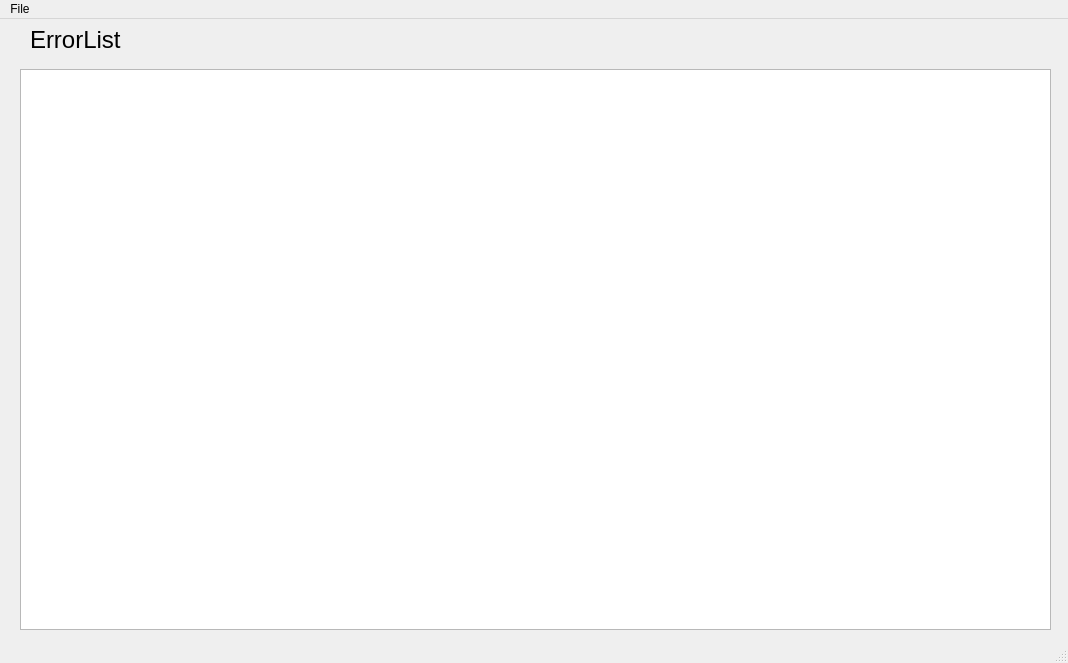
Before: the Qt Designer form appgui.ui in ErnestoLeon87/log_reader, drawn with Qt 5.
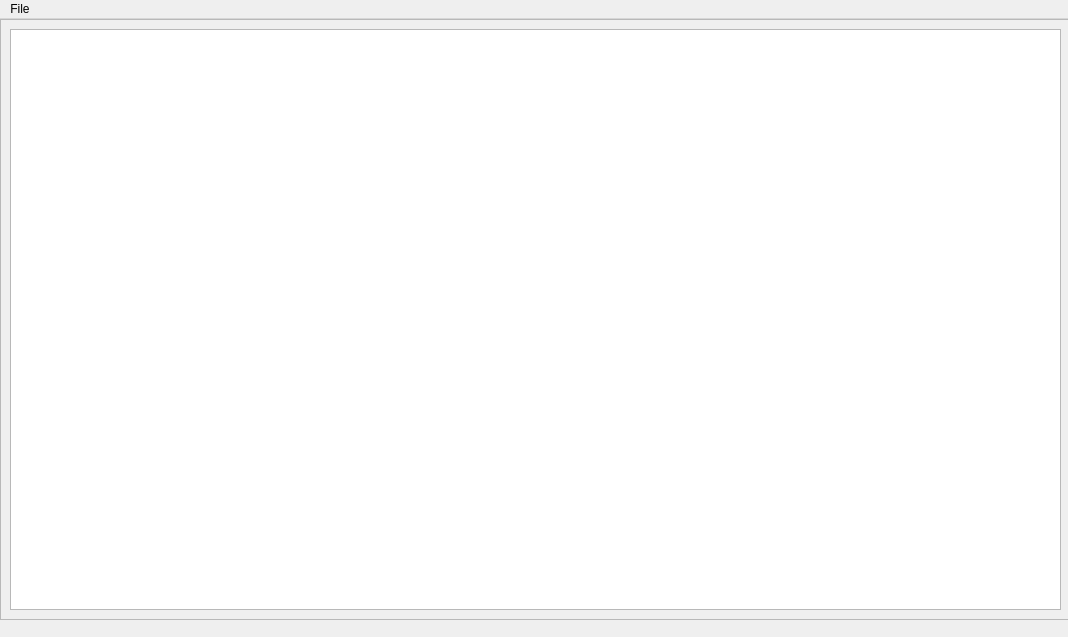
After: the same form once the commit is applied.

Patch:
```diff
--- a/appgui.ui
+++ b/appgui.ui
@@ -7,40 +7,44 @@
     <x>0</x>
     <y>0</y>
     <width>1068</width>
-    <height>663</height>
+    <height>637</height>
    </rect>
   </property>
   <property name="windowTitle">
    <string>MainWindow</string>
   </property>
   <widget class="QWidget" name="centralwidget">
-   <widget class="QTableWidget" name="tableWidget">
+   <widget class="QFrame" name="frame">
     <property name="geometry">
      <rect>
-      <x>20</x>
-      <y>50</y>
-      <width>1031</width>
-      <height>561</height>
+      <x>0</x>
+      <y>0</y>
+      <width>1071</width>
+      <height>601</height>
      </rect>
     </property>
-   </widget>
-   <widget class="QLabel" name="label1">
-    <property name="geometry">
-     <rect>
-      <x>30</x>
-      <y>10</y>
-      <width>91</width>
-      <height>21</height>
-     </rect>
+    <property name="frameShape">
+     <enum>QFrame::StyledPanel</enum>
     </property>
-    <property name="font">
-     <font>
-      <pointsize>18</pointsize>
-     </font>
+    <property name="frameShadow">
+     <enum>QFrame::Raised</enum>
     </property>
-    <property name="text">
-     <string>ErrorList</string>
-    </property>
+    <widget class="QTableView" name="tableView">
+     <property name="geometry">
+      <rect>
+       <x>10</x>
+       <y>10</y>
+       <width>1051</width>
+       <height>581</height>
+      </rect>
+     </property>
+     <property name="sortingEnabled">
+      <bool>true</bool>
+     </property>
+     <attribute name="verticalHeaderCascadingSectionResizes">
+      <bool>false</bool>
+     </attribute>
+    </widget>
    </widget>
   </widget>
   <widget class="QMenuBar" name="menubar">
@@ -61,7 +65,6 @@
    </widget>
    <addaction name="menuFile"/>
   </widget>
-  <widget class="QStatusBar" name="statusbar"/>
   <action name="actionExit">
    <property name="text">
     <string>Exit</string>
```
